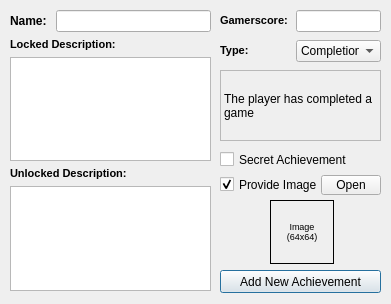
hetelek/XDBF-Manager, file XDBF/achievementinjectordialog.ui: the form before one commit.
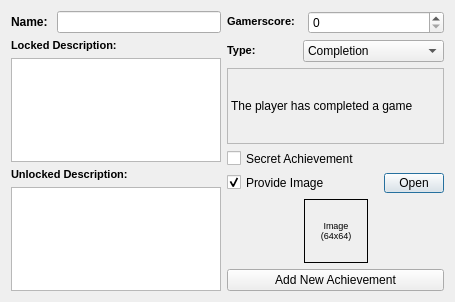
The form after the commit. Icons and pictures are not drawn.

Commit message: fixed UIs with layouts

Patch:
```diff
--- a/XDBF/achievementinjectordialog.ui
+++ b/XDBF/achievementinjectordialog.ui
@@ -6,119 +6,15 @@
    <rect>
     <x>0</x>
     <y>0</y>
-    <width>391</width>
-    <height>304</height>
+    <width>455</width>
+    <height>302</height>
    </rect>
   </property>
-  <property name="minimumSize">
-   <size>
-    <width>391</width>
-    <height>304</height>
-   </size>
-  </property>
-  <property name="maximumSize">
-   <size>
-    <width>391</width>
-    <height>304</height>
-   </size>
-  </property>
   <property name="windowTitle">
    <string>Achievement Adder Dialog</string>
   </property>
-  <widget class="QLabel" name="typeDescLbl">
-   <property name="geometry">
-    <rect>
-     <x>220</x>
-     <y>70</y>
-     <width>161</width>
-     <height>71</height>
-    </rect>
-   </property>
-   <property name="minimumSize">
-    <size>
-     <width>161</width>
-     <height>71</height>
-    </size>
-   </property>
-   <property name="frameShape">
-    <enum>QFrame::StyledPanel</enum>
-   </property>
-   <property name="text">
-    <string>The player has completed a game</string>
-   </property>
-   <property name="wordWrap">
-    <bool>true</bool>
-   </property>
-  </widget>
-  <widget class="QPushButton" name="pushButton">
-   <property name="geometry">
-    <rect>
-     <x>220</x>
-     <y>270</y>
-     <width>161</width>
-     <height>23</height>
-    </rect>
-   </property>
-   <property name="text">
-    <string>Add New Achievement</string>
-   </property>
-   <property name="icon">
-    <iconset resource="images.qrc">
-     <normaloff>:/images/add.png</normaloff>:/images/add.png</iconset>
-   </property>
-  </widget>
-  <widget class="QLabel" name="chievImg">
-   <property name="geometry">
-    <rect>
-     <x>270</x>
-     <y>200</y>
-     <width>64</width>
-     <height>64</height>
-    </rect>
-   </property>
-   <property name="minimumSize">
-    <size>
-     <width>64</width>
-     <height>64</height>
-    </size>
-   </property>
-   <property name="maximumSize">
-    <size>
-     <width>64</width>
-     <height>64</height>
-    </size>
-   </property>
-   <property name="font">
-    <font>
-     <family>Arial</family>
-     <pointsize>9</pointsize>
-    </font>
-   </property>
-   <property name="cursor">
-    <cursorShape>ArrowCursor</cursorShape>
-   </property>
-   <property name="frameShape">
-    <enum>QFrame::Box</enum>
-   </property>
-   <property name="text">
-    <string>&lt;center style=&quot;font-size:7pt&quot;&gt;Image&lt;br /&gt;(64x64)&lt;/center&gt;</string>
-   </property>
-   <property name="alignment">
-    <set>Qt::AlignCenter</set>
-   </property>
-   <property name="wordWrap">
-    <bool>true</bool>
-   </property>
-  </widget>
-  <widget class="QWidget" name="layoutWidget">
-   <property name="geometry">
-    <rect>
-     <x>10</x>
-     <y>10</y>
-     <width>201</width>
-     <height>281</height>
-    </rect>
-   </property>
+  <layout class="QGridLayout" name="gridLayout">
+   <item row="0" column="0" rowspan="5">
    <layout class="QVBoxLayout" name="verticalLayout">
     <item>
      <layout class="QHBoxLayout" name="horizontalLayout">
@@ -153,6 +49,12 @@
       </item>
       <item>
        <widget class="QPlainTextEdit" name="lockedDescTxt">
+         <property name="minimumSize">
+          <size>
+           <width>206</width>
+           <height>0</height>
+          </size>
+         </property>
         <property name="maximumBlockCount">
          <number>1</number>
         </property>
@@ -175,6 +77,12 @@
       </item>
       <item>
        <widget class="QPlainTextEdit" name="unlockedDescTxt">
+         <property name="minimumSize">
+          <size>
+           <width>206</width>
+           <height>0</height>
+          </size>
+         </property>
         <property name="maximumBlockCount">
          <number>1</number>
         </property>
@@ -183,16 +91,38 @@
      </layout>
     </item>
    </layout>
-  </widget>
-  <widget class="QWidget" name="layoutWidget">
-   <property name="geometry">
-    <rect>
-     <x>220</x>
-     <y>40</y>
-     <width>161</width>
-     <height>22</height>
-    </rect>
-   </property>
+   </item>
+   <item row="0" column="1">
+    <layout class="QHBoxLayout" name="horizontalLayout_5">
+     <item>
+      <widget class="QLabel" name="label_9">
+       <property name="minimumSize">
+        <size>
+         <width>70</width>
+         <height>20</height>
+        </size>
+       </property>
+       <property name="maximumSize">
+        <size>
+         <width>75</width>
+         <height>20</height>
+        </size>
+       </property>
+       <property name="text">
+        <string>&lt;!DOCTYPE HTML PUBLIC &quot;-//W3C//DTD HTML 4.0//EN&quot; &quot;http://www.w3.org/TR/REC-html40/strict.dtd&quot;&gt;
+&lt;html&gt;&lt;head&gt;&lt;meta name=&quot;qrichtext&quot; content=&quot;1&quot; /&gt;&lt;style type=&quot;text/css&quot;&gt;
+p, li { white-space: pre-wrap; }
+&lt;/style&gt;&lt;/head&gt;&lt;body style=&quot; font-family:'MS Shell Dlg 2'; font-size:8.25pt; font-weight:400; font-style:normal;&quot;&gt;
+&lt;p style=&quot; margin-top:0px; margin-bottom:0px; margin-left:0px; margin-right:0px; -qt-block-indent:0; text-indent:0px;&quot;&gt;&lt;span style=&quot; font-size:8pt; font-weight:600;&quot;&gt;Gamerscore:&lt;/span&gt;&lt;/p&gt;&lt;/body&gt;&lt;/html&gt;</string>
+       </property>
+      </widget>
+     </item>
+     <item>
+      <widget class="QSpinBox" name="gamerscoreSpin"/>
+     </item>
+    </layout>
+   </item>
+   <item row="1" column="1">
    <layout class="QHBoxLayout" name="horizontalLayout_3">
     <item>
      <widget class="QLabel" name="label_7">
@@ -257,16 +187,27 @@
      </widget>
     </item>
    </layout>
-  </widget>
-  <widget class="QWidget" name="layoutWidget">
-   <property name="geometry">
-    <rect>
-     <x>220</x>
-     <y>150</y>
+   </item>
+   <item row="2" column="1">
+    <widget class="QLabel" name="typeDescLbl">
+     <property name="minimumSize">
+      <size>
      <width>161</width>
-     <height>47</height>
-    </rect>
-   </property>
+       <height>71</height>
+      </size>
+     </property>
+     <property name="frameShape">
+      <enum>QFrame::StyledPanel</enum>
+     </property>
+     <property name="text">
+      <string>The player has completed a game</string>
+     </property>
+     <property name="wordWrap">
+      <bool>true</bool>
+     </property>
+    </widget>
+   </item>
+   <item row="3" column="1">
    <layout class="QVBoxLayout" name="verticalLayout_5">
     <item>
      <widget class="QCheckBox" name="secretChbx">
@@ -337,49 +278,90 @@
      </layout>
     </item>
    </layout>
-  </widget>
-  <widget class="QWidget" name="layoutWidget">
-   <property name="geometry">
-    <rect>
-     <x>220</x>
-     <y>10</y>
-     <width>161</width>
-     <height>22</height>
-    </rect>
-   </property>
-   <layout class="QHBoxLayout" name="horizontalLayout_5">
+   </item>
+   <item row="4" column="1">
+    <layout class="QVBoxLayout" name="verticalLayout_2">
+     <item>
+      <layout class="QHBoxLayout" name="horizontalLayout_2">
+       <item>
+        <spacer name="horizontalSpacer">
+         <property name="orientation">
+          <enum>Qt::Horizontal</enum>
+         </property>
+         <property name="sizeHint" stdset="0">
+          <size>
+           <width>40</width>
+           <height>20</height>
+          </size>
+         </property>
+        </spacer>
+       </item>
     <item>
-     <widget class="QLabel" name="label_9">
+        <widget class="QLabel" name="chievImg">
       <property name="minimumSize">
        <size>
-        <width>70</width>
-        <height>20</height>
+           <width>64</width>
+           <height>64</height>
        </size>
       </property>
       <property name="maximumSize">
        <size>
-        <width>75</width>
+           <width>64</width>
+           <height>64</height>
+          </size>
+         </property>
+         <property name="font">
+          <font>
+           <family>Arial</family>
+           <pointsize>9</pointsize>
+          </font>
+         </property>
+         <property name="cursor">
+          <cursorShape>ArrowCursor</cursorShape>
+         </property>
+         <property name="frameShape">
+          <enum>QFrame::Box</enum>
+         </property>
+         <property name="text">
+          <string>&lt;center style=&quot;font-size:7pt&quot;&gt;Image&lt;br /&gt;(64x64)&lt;/center&gt;</string>
+         </property>
+         <property name="alignment">
+          <set>Qt::AlignCenter</set>
+         </property>
+         <property name="wordWrap">
+          <bool>true</bool>
+         </property>
+        </widget>
+       </item>
+       <item>
+        <spacer name="horizontalSpacer_2">
+         <property name="orientation">
+          <enum>Qt::Horizontal</enum>
+         </property>
+         <property name="sizeHint" stdset="0">
+          <size>
+           <width>40</width>
         <height>20</height>
        </size>
       </property>
-      <property name="text">
-       <string>&lt;!DOCTYPE HTML PUBLIC &quot;-//W3C//DTD HTML 4.0//EN&quot; &quot;http://www.w3.org/TR/REC-html40/strict.dtd&quot;&gt;
-&lt;html&gt;&lt;head&gt;&lt;meta name=&quot;qrichtext&quot; content=&quot;1&quot; /&gt;&lt;style type=&quot;text/css&quot;&gt;
-p, li { white-space: pre-wrap; }
-&lt;/style&gt;&lt;/head&gt;&lt;body style=&quot; font-family:'MS Shell Dlg 2'; font-size:8.25pt; font-weight:400; font-style:normal;&quot;&gt;
-&lt;p style=&quot; margin-top:0px; margin-bottom:0px; margin-left:0px; margin-right:0px; -qt-block-indent:0; text-indent:0px;&quot;&gt;&lt;span style=&quot; font-size:8pt; font-weight:600;&quot;&gt;Gamerscore:&lt;/span&gt;&lt;/p&gt;&lt;/body&gt;&lt;/html&gt;</string>
-      </property>
-     </widget>
+        </spacer>
+       </item>
+      </layout>
     </item>
     <item>
-     <widget class="QLineEdit" name="gamerscoreTxt">
-      <property name="maxLength">
-       <number>4</number>
-      </property>
+      <widget class="QPushButton" name="pushButton">
+       <property name="text">
+        <string>Add New Achievement</string>
+       </property>
+       <property name="icon">
+        <iconset resource="images.qrc">
+         <normaloff>:/images/add.png</normaloff>:/images/add.png</iconset>
+       </property>
      </widget>
     </item>
    </layout>
-  </widget>
+   </item>
+  </layout>
  </widget>
  <resources>
   <include location="images.qrc"/>
```
Lines whose indentation alone changed are shown as unchanged. The commit also changes 15 other files.
